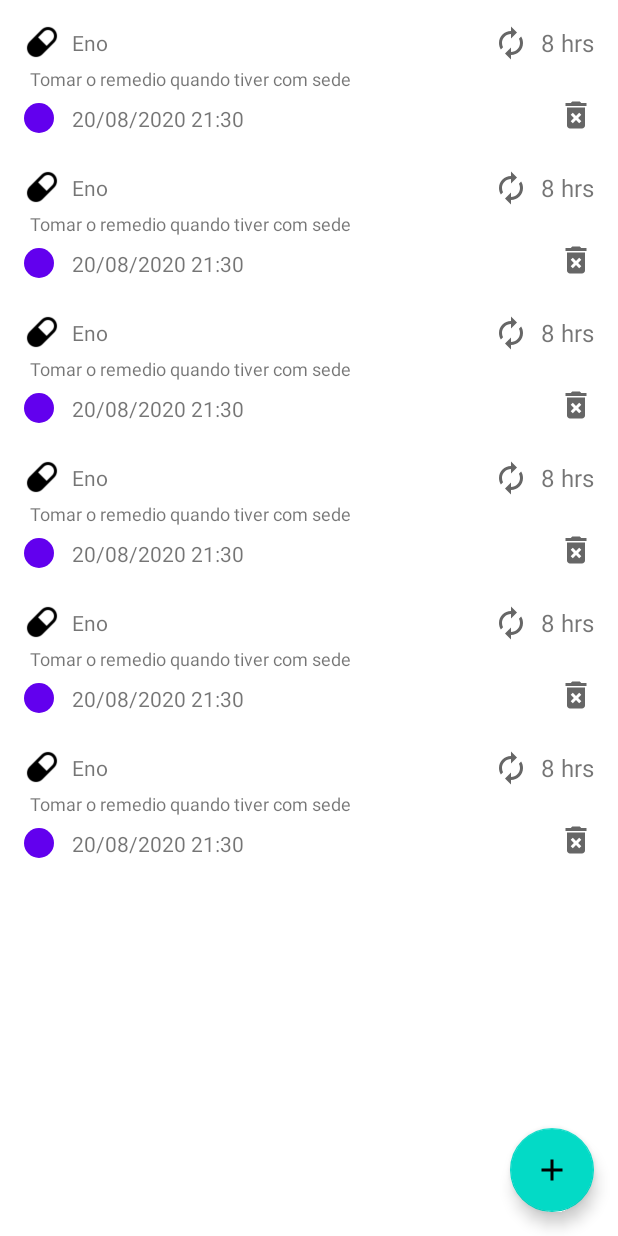
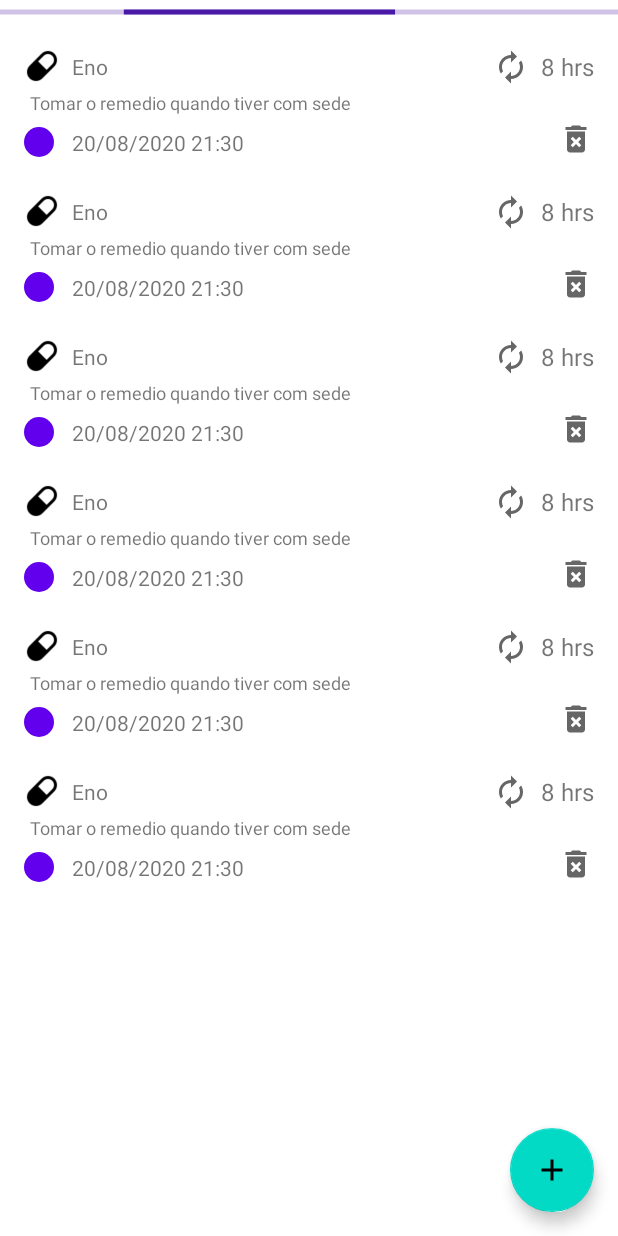
Before and after one commit to victorbrndls/Vixtra-Android, an Android app: the layout fragment_home.xml on its own in the app's theme, with its tools: preview values and no code run, on a phone screen of 412 x 824 dp. Run offline under Robolectric (Android 15) with nearby library versions, the phone set to English and light mode, and no system bars.

```diff
--- a/app/src/main/java/com/harystolho/vixtra/core/entity/Medicine.kt
+++ b/app/src/main/java/com/harystolho/vixtra/core/entity/Medicine.kt
@@ -7,6 +7,6 @@ data class Medicine(
     val name: String,
     val description: String?,
     var hourInterval: Int,
-    var startTime: Calendar,
-    var repetition: Int
+    var repetition: Int,
+    var consumptionTime: Calendar
 )
--- a/app/src/main/java/com/harystolho/vixtra/core/repository/MedicineRepository.kt
+++ b/app/src/main/java/com/harystolho/vixtra/core/repository/MedicineRepository.kt
@@ -14,4 +14,8 @@ class MedicineRepository {
         medicines.add(medicine)
     }
 
+    suspend fun getMedicines(): List<Medicine> {
+        return listOf(*medicines.toTypedArray())
+    }
+
 }
--- a/app/src/main/java/com/harystolho/vixtra/core/service/MedicineService.kt
+++ b/app/src/main/java/com/harystolho/vixtra/core/service/MedicineService.kt
@@ -11,6 +11,8 @@ class MedicineService(
         medicineRepository.save(medicine)
     }
 
-
+    suspend fun getMedicines() : List<Medicine> {
+        return medicineRepository.getMedicines()
+    }
 
 }
--- a/app/src/main/res/layout/fragment_home.xml
+++ b/app/src/main/res/layout/fragment_home.xml
@@ -6,18 +6,31 @@
     android:layout_height="match_parent"
     tools:context=".presentation.home.HomeFragment">
 
+    <ProgressBar
+        android:id="@+id/homeProgress"
+        style="?android:attr/progressBarStyleHorizontal"
+        android:layout_width="0dp"
+        android:layout_height="wrap_content"
+        android:indeterminate="true"
+        app:layout_constraintEnd_toEndOf="parent"
+        app:layout_constraintStart_toStartOf="parent"
+        app:layout_constraintTop_toTopOf="parent" />
+
     <androidx.recyclerview.widget.RecyclerView
+        android:id="@+id/homeMedicines"
         android:layout_width="match_parent"
-        android:layout_height="match_parent"
+        android:layout_height="0dp"
+        app:layoutManager="androidx.recyclerview.widget.LinearLayoutManager"
         app:layout_constraintBottom_toBottomOf="parent"
         app:layout_constraintEnd_toEndOf="parent"
         app:layout_constraintStart_toStartOf="parent"
-        app:layout_constraintTop_toTopOf="parent"
+        app:layout_constraintTop_toBottomOf="@+id/homeProgress"
+        app:reverseLayout="false"
         tools:itemCount="6"
         tools:listitem="@layout/layout_medicine_item" />
 
     <com.google.android.material.floatingactionbutton.FloatingActionButton
-        android:id="@+id/floatingActionButton"
+        android:id="@+id/homeAddMedicine"
         android:layout_width="wrap_content"
         android:layout_height="wrap_content"
         android:layout_marginEnd="16dp"
--- a/app/src/main/res/layout/layout_medicine_item.xml
+++ b/app/src/main/res/layout/layout_medicine_item.xml
@@ -6,7 +6,7 @@
     android:layout_height="wrap_content">
 
     <ImageView
-        android:id="@+id/imageView"
+        android:id="@+id/medi_icon"
         android:layout_width="24dp"
         android:layout_height="24dp"
         android:layout_marginStart="16dp"
@@ -16,13 +16,13 @@
         app:srcCompat="@drawable/pill_black_48" />
 
     <TextView
-        android:id="@+id/textView"
+        android:id="@+id/medi_name"
         android:layout_width="wrap_content"
         android:layout_height="wrap_content"
         android:layout_marginStart="8dp"
-        app:layout_constraintBottom_toBottomOf="@+id/imageView"
-        app:layout_constraintStart_toEndOf="@+id/imageView"
-        app:layout_constraintTop_toTopOf="@+id/imageView"
+        app:layout_constraintBottom_toBottomOf="@+id/medi_icon"
+        app:layout_constraintStart_toEndOf="@+id/medi_icon"
+        app:layout_constraintTop_toTopOf="@+id/medi_icon"
         tools:text="Eno" />
 
     <ImageView
@@ -30,39 +30,39 @@
         android:layout_width="wrap_content"
         android:layout_height="wrap_content"
         android:layout_marginEnd="8dp"
-        app:layout_constraintBottom_toBottomOf="@+id/textView2"
-        app:layout_constraintEnd_toStartOf="@+id/textView2"
-        app:layout_constraintTop_toTopOf="@+id/textView2"
+        app:layout_constraintBottom_toBottomOf="@+id/medi_interval"
+        app:layout_constraintEnd_toStartOf="@+id/medi_interval"
+        app:layout_constraintTop_toTopOf="@+id/medi_interval"
         app:srcCompat="@drawable/autorenew_black_24" />
 
     <TextView
-        android:id="@+id/textView2"
+        android:id="@+id/medi_interval"
         android:layout_width="wrap_content"
         android:layout_height="wrap_content"
         android:layout_marginEnd="16dp"
         android:textSize="16sp"
-        app:layout_constraintBottom_toBottomOf="@+id/imageView"
+        app:layout_constraintBottom_toBottomOf="@+id/medi_icon"
         app:layout_constraintEnd_toEndOf="parent"
-        app:layout_constraintTop_toTopOf="@+id/imageView"
+        app:layout_constraintTop_toTopOf="@+id/medi_icon"
         tools:text="8 hrs" />
 
     <TextView
-        android:id="@+id/textView3"
+        android:id="@+id/medi_description"
         android:layout_width="wrap_content"
         android:layout_height="wrap_content"
         android:layout_marginStart="4dp"
         android:layout_marginTop="4dp"
         android:textSize="12sp"
-        app:layout_constraintStart_toStartOf="@+id/imageView"
-        app:layout_constraintTop_toBottomOf="@+id/imageView"
+        app:layout_constraintStart_toStartOf="@+id/medi_icon"
+        app:layout_constraintTop_toBottomOf="@+id/medi_icon"
         tools:text="Tomar o remedio quando tiver com sede" />
 
     <ImageView
-        android:id="@+id/imageView3"
+        android:id="@+id/medi_delete"
         android:layout_width="wrap_content"
         android:layout_height="wrap_content"
         app:layout_constraintBottom_toBottomOf="@+id/imageView4"
-        app:layout_constraintEnd_toEndOf="@+id/textView2"
+        app:layout_constraintEnd_toEndOf="@+id/medi_interval"
         app:srcCompat="@drawable/delete_forever_black_24" />
 
     <ImageView
@@ -72,16 +72,16 @@
         android:layout_marginTop="8dp"
         android:layout_marginBottom="8dp"
         app:layout_constraintBottom_toBottomOf="parent"
-        app:layout_constraintStart_toStartOf="@+id/imageView"
-        app:layout_constraintTop_toBottomOf="@+id/textView3"
+        app:layout_constraintStart_toStartOf="@+id/medi_icon"
+        app:layout_constraintTop_toBottomOf="@+id/medi_description"
         app:srcCompat="@drawable/rounded_circle" />
 
     <TextView
-        android:id="@+id/textView4"
+        android:id="@+id/medi_consumption_time"
         android:layout_width="wrap_content"
         android:layout_height="wrap_content"
         app:layout_constraintBottom_toBottomOf="@+id/imageView4"
-        app:layout_constraintStart_toStartOf="@+id/textView"
+        app:layout_constraintStart_toStartOf="@+id/medi_name"
         app:layout_constraintTop_toTopOf="@+id/imageView4"
         tools:text="20/08/2020 21:30" />
 </androidx.constraintlayout.widget.ConstraintLayout>
```
Also changed, not shown: app/build.gradle (+4 -4 lines), app/src/main/java/com/harystolho/vixtra/di/Injector.kt (+11 -0 lines), app/src/main/java/com/harystolho/vixtra/presentation/add_medicine/AddMedicineViewModel.kt (+8 -3 lines), app/src/main/java/com/harystolho/vixtra/presentation/home/HomeFragment.kt (+48 -0 lines), app/src/main/java/com/harystolho/vixtra/presentation/home/HomeViewModel.kt (+26 -1 lines), app/src/main/java/com/harystolho/vixtra/presentation/home/adapter/MedicineAdapter.kt (+16 -1 lines), app/src/main/java/com/harystolho/vixtra/util/DateUtil.kt (added, +13 -0 lines), app/src/main/AndroidManifest.xml (line endings or trailing spaces).
